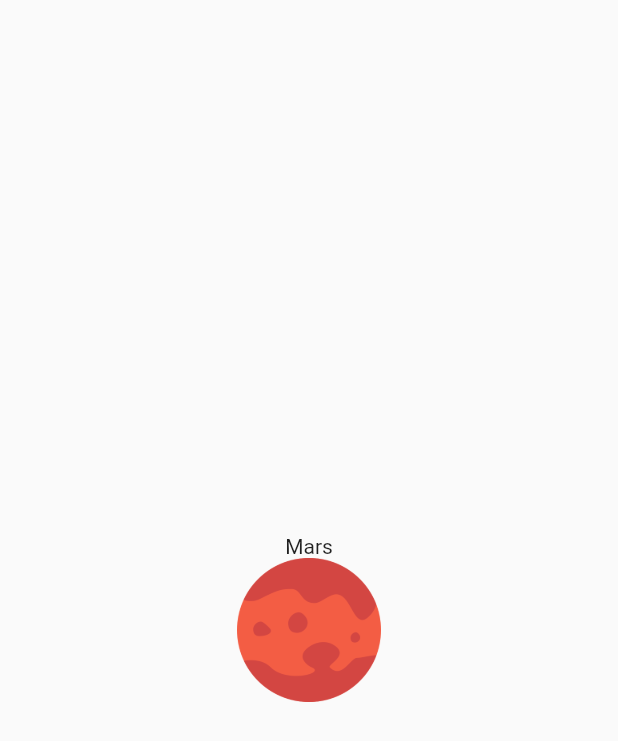
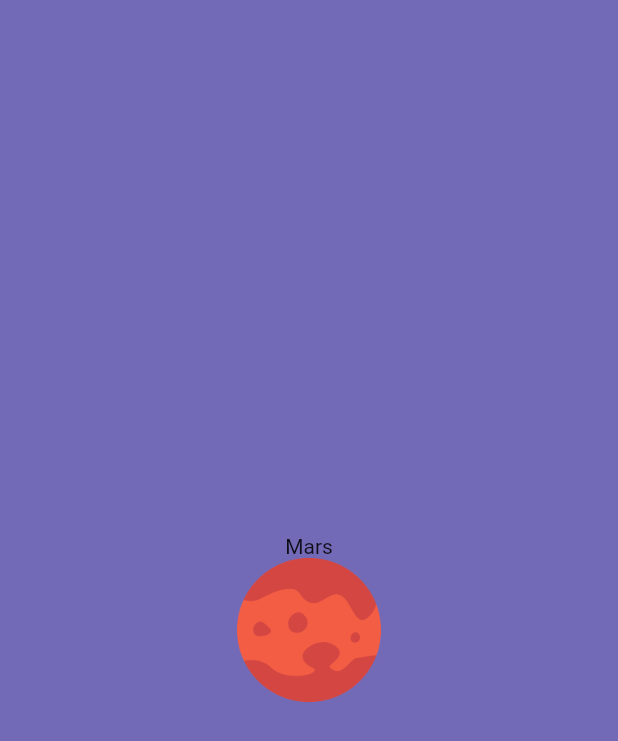
Before and after one commit to briltec/flutter_Planets_tutorial, a Flutter app: the screen it shows after launch, after a tap on "Mars", on a phone screen of 412 x 824 dp. Shown: the top 741 px of the screen. Run offline on Flutter 3.47's test engine with Material 2 defaults, Android fonts, the phone set to English and light mode, and no system bars.

```diff
--- a/lib/ui/detail/detail_page.dart
+++ b/lib/ui/detail/detail_page.dart
@@ -12,12 +12,19 @@ class DetailPage extends StatelessWidget {
   Widget build(BuildContext context) {
     return new Scaffold(
       body: new Container(
+        color: const Color(0xFF736AB7),
         constraints: new BoxConstraints.expand(),
         child: new Column(
           mainAxisAlignment: MainAxisAlignment.center,
           children: <Widget>[
             new Text(planet.name),
-            new Image.asset(planet.image, width: 96.0, height: 96.0,),
+            new Hero(tag: "planet-hero-${planet.id}",
+              child: new Image.asset(
+                  planet.image,
+                  width: 96.0,
+                  height: 96.0,
+              ),
+            )
           ],
         ),
       ),
--- a/lib/ui/home/planet_row.dart
+++ b/lib/ui/home/planet_row.dart
@@ -15,10 +15,13 @@ class PlanetRow extends StatelessWidget {
         vertical: 16.0
       ),
       alignment: FractionalOffset.centerLeft,
-      child: new Image(
-        image: new AssetImage(planet.image),
-        height: 92.0,
-        width: 92.0,
+      child: new Hero(
+          tag: "planet-hero-${planet.id}",
+          child: new Image(
+          image: new AssetImage(planet.image),
+          height: 92.0,
+          width: 92.0,
+        ),
       ),
     );
 
```
